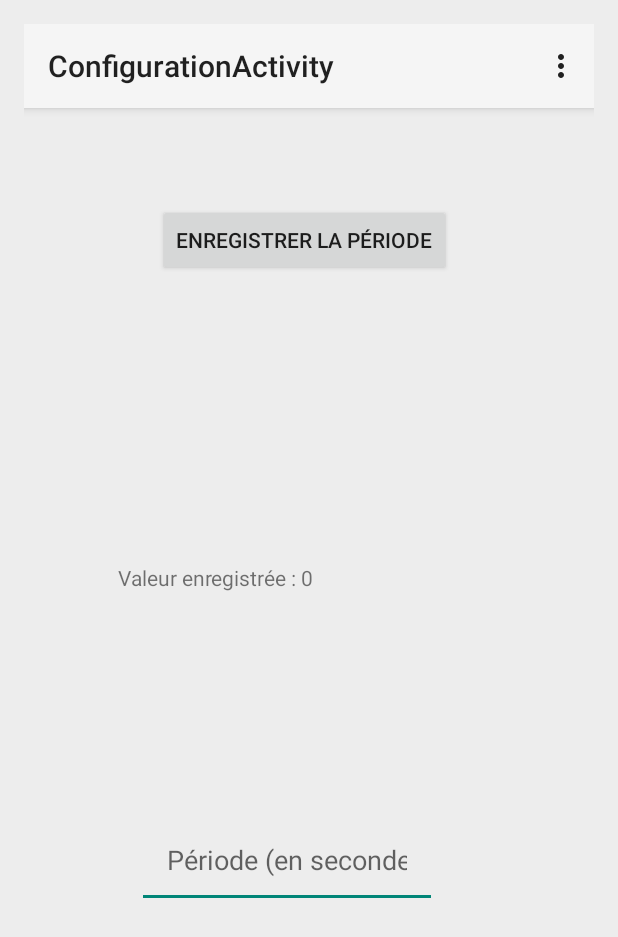
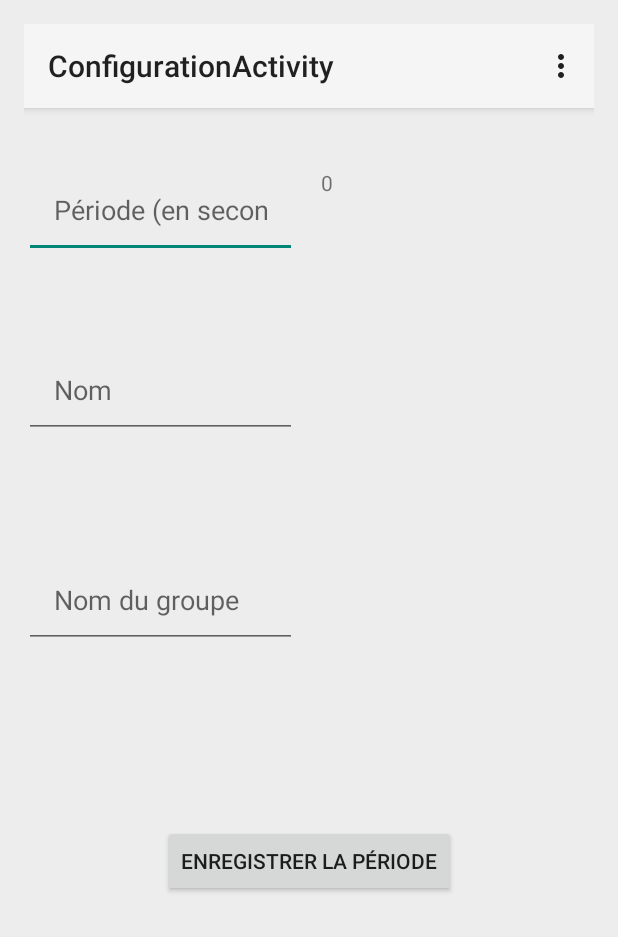
Before and after one commit to roidlagratte/FreeFamilyTracking, an Android app built with Jetpack Compose: the ConfigurationActivity screen opened directly, with no data from a screen before it, after a tap on "ENREGISTRER LA PÉRIODE", on a phone screen of 412 x 824 dp. Shown: the top 937 px of the screen. Run offline under Robolectric (Android 15) with nearby library versions, the phone set to English and light mode, and no system bars.

Commit message:
Create parameters for account (name + groupname) in Configuration Activity

```diff
--- a/app/src/main/java/nonozi/freefamilytracking/BackgroundService.kt
+++ b/app/src/main/java/nonozi/freefamilytracking/BackgroundService.kt
@@ -81,7 +81,7 @@ class MyBackgroundService : Service() {
         fusedLocationClient = LocationServices.getFusedLocationProviderClient(this)
         handler.postDelayed(object : Runnable {
             override fun run() {
-                Log.d("MyBackgroundService", "Sending location update...")
+                Log.d("MyBackgroundService", "Sending location update with INTERVAL=$INTERVAL...")
                 if (checkLocationPermission()) {
                     getLastLocation { location ->
                         location?.let {
--- a/app/src/main/java/nonozi/freefamilytracking/ConfigurationActivity.kt
+++ b/app/src/main/java/nonozi/freefamilytracking/ConfigurationActivity.kt
@@ -26,6 +26,11 @@ class ConfigurationActivity : AppCompatActivity() {
     private lateinit var btnSavePeriod: Button
     private lateinit var txtSavedValue: TextView
     private lateinit var txtResultValue: TextView
+    private lateinit var txtName: TextView
+    private lateinit var txtGroupName: TextView
+    private lateinit var edtName: EditText
+    private lateinit var edtGroupName: EditText
+
     val PERIOD_KEY = intPreferencesKey("period")
     override fun onCreate(savedInstanceState: Bundle?) {
         super.onCreate(savedInstanceState)
@@ -42,29 +47,85 @@ class ConfigurationActivity : AppCompatActivity() {
         // Initialiser les vues
         edtPeriod = findViewById(R.id.edtPeriod)
         btnSavePeriod = findViewById(R.id.btnSavePeriod)
-        txtSavedValue = findViewById(R.id.txtResultValue)
+        txtSavedValue = findViewById(R.id.txtSavedValue)
+        txtName = findViewById(R.id.txtName)
+        txtGroupName = findViewById(R.id.txtGroupName)
+        edtName = findViewById(R.id.edtName) // Initialiser le champ name
+        edtGroupName = findViewById(R.id.edtGroupName)
 
-        // Lire la valeur enregistrée et l'afficher
+        // Lire les valeurs enregistrées et les afficher
         lifecycleScope.launchWhenStarted {
+
+
             val savedValue = dataStoreManager.readPeriod().first()
-            txtSavedValue.text = "Valeur enregistrée : $savedValue"
+            txtSavedValue.text = "$savedValue"
+            val savedName = dataStoreManager.readName().first()
+            val savedGroupName = dataStoreManager.readGroupName().first()
+
+            // Mise à jour des TextView avec les valeurs lues
+            txtName.text = savedName
+            txtGroupName.text = savedGroupName
+
+
+
+
+
+
+            btnSavePeriod.setOnClickListener {
+                val period = edtPeriod.text.toString().toIntOrNull()
+                val name = edtName.text.toString()
+                val groupName = edtGroupName.text.toString()
+
+                // Vérifiez la validité de chaque champ individuellement
+                val isPeriodValid = period != null
+                val isNameValid = name.isNotEmpty()
+                val isGroupNameValid = groupName.isNotEmpty()
+
+                // Si au moins un champ requis est vide, affichez un message d'erreur
+                if (!(isPeriodValid || isNameValid || isGroupNameValid)) {
+                    Toast.makeText(this@ConfigurationActivity, "Veuillez remplir au moins un champ correctement", Toast.LENGTH_SHORT).show()
+                } else {
+                    // Si tous les champs requis sont remplis, procédez à la mise à jour
+                    lifecycleScope.launch {
+                        if (isPeriodValid) {
+                            dataStoreManager.savePeriod(period!!)
+                            txtSavedValue.text = "$period"
+                        }
+                        if (isNameValid) {
+                            dataStoreManager.saveName(name)
+                            txtName.text = name
+                        }
+                        if (isGroupNameValid) {
+                            dataStoreManager.saveGroupName(groupName)
+                            txtGroupName.text = groupName
+                        }
+                    }
+                }
+            }
+
 
             // Enregistrer la valeur lors du clic sur le bouton
-            btnSavePeriod.setOnClickListener {
+/*            btnSavePeriod.setOnClickListener {
                 val period = edtPeriod.text.toString().toIntOrNull()
-                if (period != null) {
+                val name = edtName.text.toString()
+                val groupName = edtGroupName.text.toString()
+                if (period != null && name.isNotEmpty() && groupName.isNotEmpty()) {
                     // Enregistrer la période dans le DataStore
                     lifecycleScope.launch {
-                        dataStoreManager.savePeriod(period)
+                            dataStoreManager.saveConfiguration(period, name, groupName)
                        // notifyService(period)
                     } // lifecyclescope
-                    txtSavedValue.text = "Valeur enregistrée : $period"
+                    txtSavedValue.text = "$period"
+                    txtName.text = "$name"
+                    txtGroupName.text = "$groupName"
                 } else {
                     // Gérer le cas où la saisie n'est pas un nombre valide
-                    Toast.makeText(this@ConfigurationActivity, "Veuillez entrer un nombre valide", Toast.LENGTH_SHORT).show()
+                    Toast.makeText(this@ConfigurationActivity, "Veuillez remplir tous les champs correctement", Toast.LENGTH_SHORT).show()
 
                 } // else-if
             } // btnSavePeriod
+            */
+
         } // lifecycleScope
     } // OnCreate
 
--- a/app/src/main/java/nonozi/freefamilytracking/DataStoreManager.kt
+++ b/app/src/main/java/nonozi/freefamilytracking/DataStoreManager.kt
@@ -16,23 +16,74 @@ class DataStoreManager(private val context: Context) {
     suspend fun readPeriod(): Flow<Int> {
         return context.dataStore.data.map { preferences ->
             preferences[PERIOD_KEY] ?: 0
+
         }
     }
+
+
+    suspend fun readName(): Flow<String?> {
+        return context.dataStore.data.map { preferences ->
+            preferences[NAME_KEY]
+        }
+    }
+
+    suspend fun readGroupName(): Flow<String?> {
+        return context.dataStore.data.map { preferences ->
+            preferences[GROUP_NAME_KEY]
+        }
+    }
+
     suspend fun savePeriod(period: Int) {
         Log.d("DataStoreManager", "Stockage dans le DataStore de $period")
         context.dataStore.edit { preferences ->
             preferences[PERIOD_KEY] = period
         }
     }
+
+
+    suspend fun saveName(name: String) {
+        Log.d("DataStoreManager", "Enregistrement du nom $name dans le DataStore")
+        context.dataStore.edit { preferences ->
+            preferences[NAME_KEY] = name
+        }
+    }
+
+    suspend fun saveGroupName(groupName: String) {
+        Log.d("DataStoreManager", "Enregistrement du nom du groupe $groupName dans le DataStore")
+        context.dataStore.edit { preferences ->
+            preferences[GROUP_NAME_KEY] = groupName
+        }
+    }
+
+
+
+
+
+
     suspend fun observePeriodChanges(): Flow<Int> {
         return context.dataStore.data.map { preferences ->
             preferences[PERIOD_KEY] ?: 0
         }
     }
 
+
+    suspend fun saveConfiguration(period: Int, name: String, groupName: String) {
+        Log.d("DataStoreManager", "Enregistrement des valeurs $period, $name et $groupName dans le DataStore")
+        context.dataStore.edit { preferences ->
+            preferences[PERIOD_KEY] = period
+            preferences[NAME_KEY] = name
+            preferences[GROUP_NAME_KEY] = groupName
+        }
+    }
+
+
+
     companion object {
         private val Context.dataStore: DataStore<Preferences> by preferencesDataStore(name = "PreferenceDataStore")
         private val PERIOD_KEY = intPreferencesKey("period")
+        val NAME_KEY = stringPreferencesKey("name")
+        val GROUP_NAME_KEY = stringPreferencesKey("groupName")
+
         @Volatile
         private var instance: DataStoreManager? = null
 
--- a/app/src/main/res/layout/activity_configuration.xml
+++ b/app/src/main/res/layout/activity_configuration.xml
@@ -23,48 +23,80 @@
     <EditText
         android:id="@+id/edtPeriod"
         style="@style/EditText.FreeFamilyTracking"
-        android:layout_width="200dp"
-        android:layout_height="wrap_content"
-        android:layout_marginTop="68dp"
+        android:layout_width="0dp"
+        android:layout_height="64dp"
+        android:layout_marginTop="36dp"
         android:hint="Période (en secondes)"
         android:inputType="number"
         android:padding="20dp"
+        app:layout_constraintEnd_toStartOf="@id/txtSavedValue"
+        app:layout_constraintStart_toStartOf="parent"
+        app:layout_constraintTop_toBottomOf="@id/my_toolbar" />
+
+    <TextView
+        android:id="@+id/txtSavedValue"
+        android:layout_width="0dp"
+        android:layout_height="58dp"
+        android:layout_marginStart="16dp"
+        android:layout_marginTop="4dp"
         app:layout_constraintEnd_toEndOf="parent"
-        app:layout_constraintHorizontal_bias="0.418"
+        app:layout_constraintStart_toEndOf="@id/edtPeriod"
+        app:layout_constraintTop_toTopOf="@id/edtPeriod" />
+
+    <EditText
+        android:id="@+id/edtName"
+        style="@style/EditText.FreeFamilyTracking"
+        android:layout_width="0dp"
+        android:layout_height="64dp"
+        android:layout_marginTop="56dp"
+        android:hint="Nom"
+        android:inputType="text"
+        android:padding="20dp"
+        app:layout_constraintEnd_toStartOf="@id/txtName"
         app:layout_constraintStart_toStartOf="parent"
-        app:layout_constraintTop_toBottomOf="@id/txtResultValue" />
+        app:layout_constraintTop_toBottomOf="@id/edtPeriod" />
+
+    <TextView
+        android:id="@+id/txtName"
+        android:layout_width="0dp"
+        android:layout_height="58dp"
+        android:layout_marginStart="16dp"
+        app:layout_constraintEnd_toEndOf="parent"
+        app:layout_constraintStart_toEndOf="@id/edtName"
+        app:layout_constraintTop_toTopOf="@id/edtName" />
+
+    <EditText
+        android:id="@+id/edtGroupName"
+        style="@style/EditText.FreeFamilyTracking"
+        android:layout_width="0dp"
+        android:layout_height="64dp"
+        android:layout_marginTop="76dp"
+        android:hint="Nom du groupe"
+        android:inputType="text"
+        android:padding="20dp"
+        app:layout_constraintEnd_toStartOf="@id/txtGroupName"
+        app:layout_constraintStart_toStartOf="parent"
+        app:layout_constraintTop_toBottomOf="@id/edtName" />
+
+    <TextView
+        android:id="@+id/txtGroupName"
+        android:layout_width="0dp"
+        android:layout_height="58dp"
+        android:layout_marginStart="16dp"
+        android:layout_marginTop="4dp"
+        app:layout_constraintEnd_toEndOf="parent"
+        app:layout_constraintStart_toEndOf="@id/edtGroupName"
+        app:layout_constraintTop_toTopOf="@id/edtGroupName" />
 
     <Button
         android:id="@+id/btnSavePeriod"
         android:layout_width="wrap_content"
         android:layout_height="wrap_content"
-        android:layout_marginTop="64dp"
+        android:layout_marginTop="120dp"
         android:text="Enregistrer la période"
         app:layout_constraintEnd_toEndOf="parent"
-        app:layout_constraintHorizontal_bias="0.483"
         app:layout_constraintStart_toStartOf="parent"
-        app:layout_constraintTop_toBottomOf="@id/my_toolbar" />
-
-
-    <TextView
-        android:id="@+id/txtSavedValue"
-        android:layout_width="255dp"
-        android:layout_height="99dp"
-        android:layout_marginTop="52dp"
-        app:layout_constraintEnd_toEndOf="parent"
-        app:layout_constraintStart_toStartOf="parent"
-        app:layout_constraintTop_toBottomOf="@id/btnSavePeriod" />
-
-
-    <TextView
-        android:id="@+id/txtResultValue"
-        android:layout_width="230dp"
-        android:layout_height="97dp"
-        android:layout_marginTop="40dp"
-        app:layout_constraintEnd_toEndOf="parent"
-        app:layout_constraintHorizontal_bias="0.416"
-        app:layout_constraintStart_toStartOf="parent"
-        app:layout_constraintTop_toBottomOf="@id/txtSavedValue" />
+        app:layout_constraintTop_toBottomOf="@id/txtGroupName" />
 
 
 </androidx.constraintlayout.widget.ConstraintLayout>
```
